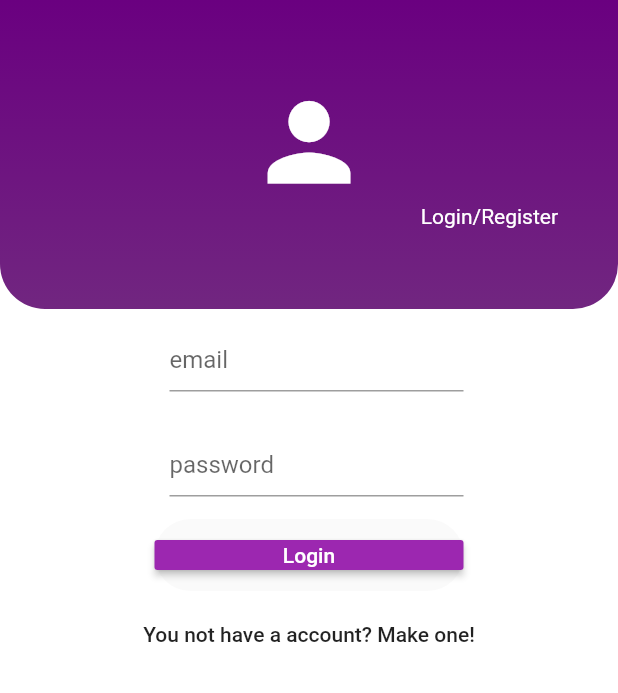
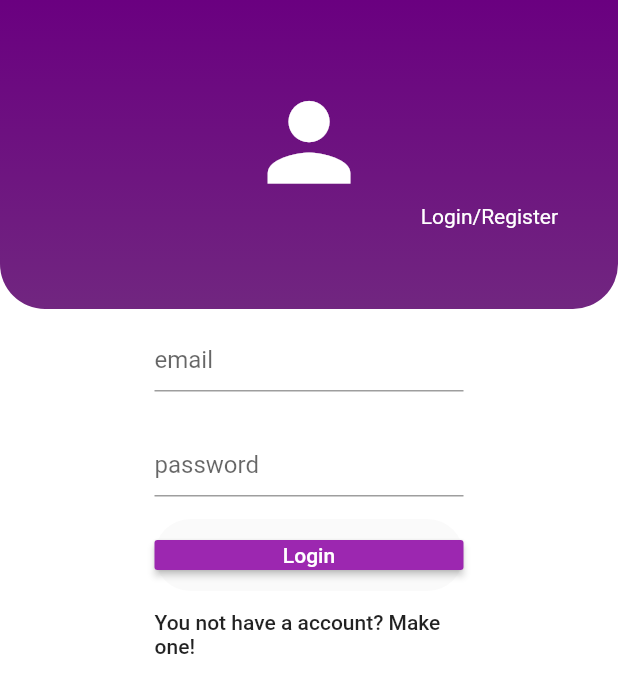
Before and after one commit to mugarate12/webappFlutter, a Flutter app: the screen it shows after launch, after a tap on the "skip next" icon, on a phone screen of 412 x 824 dp. Shown: the top 693 px of the screen. Run offline on Flutter 3.47's test engine with Material 2 defaults, Android fonts, the phone set to English and light mode, and no system bars; missing offline and left inert: dart:html, flutter_web; network calls fail.

Commit message:
tela pra inserir um albúm feita, e ajustes gerais

```diff
--- a/lib/components/btn_login.dart
+++ b/lib/components/btn_login.dart
@@ -17,10 +17,7 @@ class ButtonLogin extends StatelessWidget{
       child: MaterialButton(
 
         height: 20,
-        // minWidth: MediaQuery.of(context).size.width / 4,
-        minWidth: responsive_widget.ResponsiveWidget.isSmallScreen(context) ?
-          MediaQuery.of(context).size.width / 2 :
-          MediaQuery.of(context).size.width / 3,
+        minWidth: MediaQuery.of(context).size.width,
         color: Colors.purple,
 
         onPressed: (){
--- a/lib/components/textinput_login.dart
+++ b/lib/components/textinput.dart
@@ -17,14 +17,15 @@ class TextInput extends StatelessWidget{
 
     return Container(
 
-      margin: EdgeInsets.all(10),
+      margin: EdgeInsets.only(
+        top: 10,
+        bottom: 10
+      ),
       padding: EdgeInsets.only(
-        left: 10,
+        // left: 10,
         bottom: 5
       ),
-      width: responsive_widget.ResponsiveWidget.isSmallScreen(context) ?
-          MediaQuery.of(context).size.width / 2 :
-          MediaQuery.of(context).size.width / 3,
+      width: MediaQuery.of(context).size.width,
       height: 50,
       decoration: BoxDecoration(
         borderRadius: BorderRadius.all(
--- a/lib/containers/login_widget.dart
+++ b/lib/containers/login_widget.dart
@@ -1,36 +1,42 @@
 import 'package:flutter_web/material.dart';
 import 'package:flutter_web/painting.dart';
-import 'package:congrats/responsive_widget.dart' as ResponsiveWidget;
-import 'package:congrats/components/textinput_login.dart' as text_input;
+import 'package:congrats/responsive_widget.dart' as responsive_widget;
+import 'package:congrats/components/textinput.dart' as text_input;
 import 'package:congrats/components/btn_login.dart' as login_btn;
-import 'package:congrats/components/login_or_register.dart' as login_or_register;
+import 'package:congrats/components/login_or_register.dart'
+    as login_or_register;
 
-class Login extends StatelessWidget{
-
-  Login({
-    Key key,
+class Login extends StatelessWidget {
+  Login(
+      {Key key,
       this.emailController,
       this.passwordController,
       this.btnFunction,
-    this.switchFunction
-  }): super(key: key);
+      this.switchFunction})
+      : super(key: key);
   final TextEditingController emailController;
   final TextEditingController passwordController;
   final Function btnFunction;
   final Function switchFunction;
 
   @override
-  Widget build(BuildContext context){
-
-    return Column(
+  Widget build(BuildContext context) {
+    return Container(
+      width: responsive_widget.ResponsiveWidget.isSmallScreen(context) ?
+          MediaQuery.of(context).size.width / 2 :
+          MediaQuery.of(context).size.width / 2.5,
+      child: Column(
         children: <Widget>[
-        text_input.TextInput(controllerInput: emailController, hintText: 'email'),
-        text_input.TextInput(controllerInput: passwordController, hintText: 'password'),
+          text_input.TextInput(
+              controllerInput: emailController, hintText: 'email'),
+          text_input.TextInput(
+              controllerInput: passwordController, hintText: 'password'),
           login_btn.ButtonLogin(functionBtn: btnFunction, btnName: 'Login'),
-        login_or_register.LoginOrRegister(loginOrNot: switchFunction, text: 'You not have a account? Make one!')
+          login_or_register.LoginOrRegister(
+              loginOrNot: switchFunction,
+              text: 'You not have a account? Make one!')
         ],
+      ),
     );
-
   }
-
 }
--- a/pubspec.yaml
+++ b/pubspec.yaml
@@ -8,6 +8,9 @@ environment:
 dependencies:
   flutter_web: any
   flutter_web_ui: any
+
+assets:
+  - one1.jpg
 
 dev_dependencies:
   build_runner: ^1.4.0
```
Also changed, not shown: lib/components/party_theme.dart (added, +66 -0 lines), lib/containers/new_album_widget.dart (added, +50 -0 lines), lib/containers/register_widget.dart (+23 -78 lines), lib/containers/show_albuns_widget.dart (added, +12 -0 lines), lib/table_diagram.dart (+12 -12 lines), assets/one1.jpg (added), assets/two2.jpg (added), 1 other file. Lines whose indentation alone changed are shown as unchanged.
